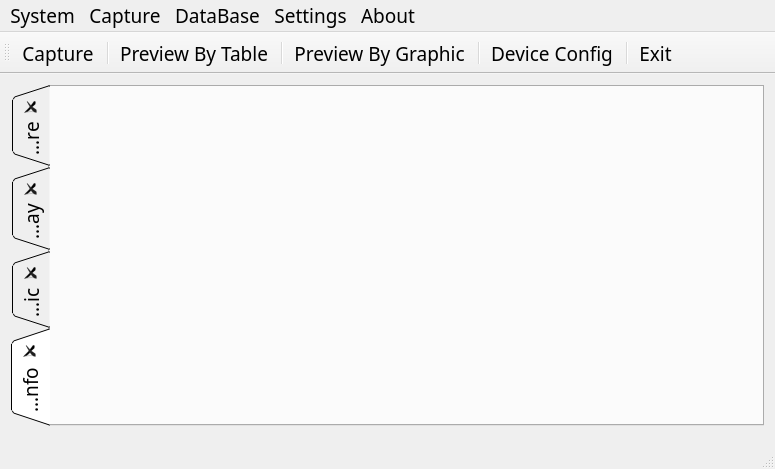
Above: ui/mainwindow.ui from binnary/BSCJZ8 before the change. Below: the same form after it.
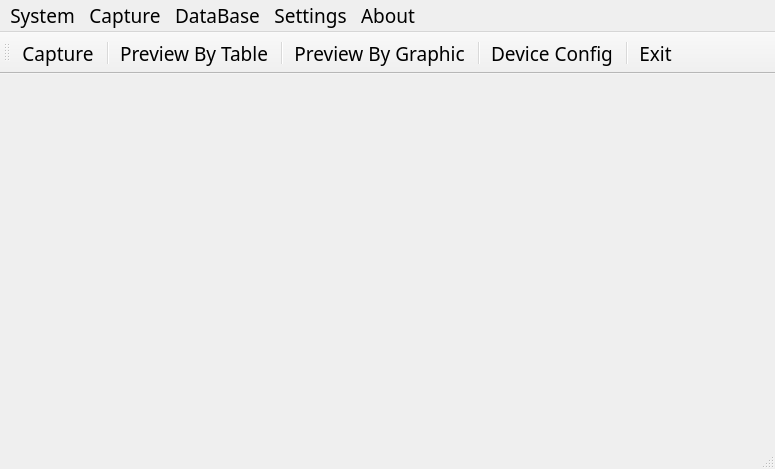
That is the form after the change. Icons and pictures are not drawn.

Commit message: 1. export excel async mode

Diff of the .ui file:
```diff
--- a/ui/mainwindow.ui
+++ b/ui/mainwindow.ui
@@ -23,75 +23,7 @@
    <enum>Qt::LeftToRight</enum>
   </property>
   <widget class="QWidget" name="centralWidget">
-   <layout class="QGridLayout" name="gridLayout">
-    <item row="0" column="0">
-     <widget class="QTabWidget" name="tabWidget">
-      <property name="styleSheet">
-       <string notr="true"/>
-      </property>
-      <property name="tabPosition">
-       <enum>QTabWidget::West</enum>
-      </property>
-      <property name="tabShape">
-       <enum>QTabWidget::Triangular</enum>
-      </property>
-      <property name="currentIndex">
-       <number>3</number>
-      </property>
-      <property name="iconSize">
-       <size>
-        <width>32</width>
-        <height>32</height>
-       </size>
-      </property>
-      <property name="elideMode">
-       <enum>Qt::ElideLeft</enum>
-      </property>
-      <property name="tabsClosable">
-       <bool>true</bool>
-      </property>
-      <property name="movable">
-       <bool>true</bool>
-      </property>
-      <widget class="QWidget" name="Capture">
-       <attribute name="icon">
-        <iconset resource="../res.qrc">
-         <normaloff>:/images/capture.png</normaloff>:/images/capture.png</iconset>
-       </attribute>
-       <attribute name="title">
-        <string>TabCapture</string>
-       </attribute>
-      </widget>
-      <widget class="QWidget" name="DissayData">
-       <attribute name="icon">
-        <iconset resource="../res.qrc">
-         <normaloff>:/images/previe_table.png</normaloff>:/images/previe_table.png</iconset>
-       </attribute>
-       <attribute name="title">
-        <string>TabDissay</string>
-       </attribute>
-      </widget>
-      <widget class="QWidget" name="Graphic">
-       <attribute name="icon">
-        <iconset resource="../res.qrc">
-         <normaloff>:/images/previe_graphic.png</normaloff>:/images/previe_graphic.png</iconset>
-       </attribute>
-       <attribute name="title">
-        <string>TabGraphic</string>
-       </attribute>
-      </widget>
-      <widget class="QWidget" name="DevInfo">
-       <attribute name="icon">
-        <iconset resource="../res.qrc">
-         <normaloff>:/images/config.png</normaloff>:/images/config.png</iconset>
-       </attribute>
-       <attribute name="title">
-        <string>TabDeviceInfo</string>
-       </attribute>
-      </widget>
-     </widget>
-    </item>
-   </layout>
+   <layout class="QGridLayout" name="gridLayout"/>
   </widget>
   <widget class="QToolBar" name="mainToolBar">
    <property name="allowedAreas">
```
Left out of the diff: 4 changed lines with no effect on the pictures. The commit also changes 30 other files.
